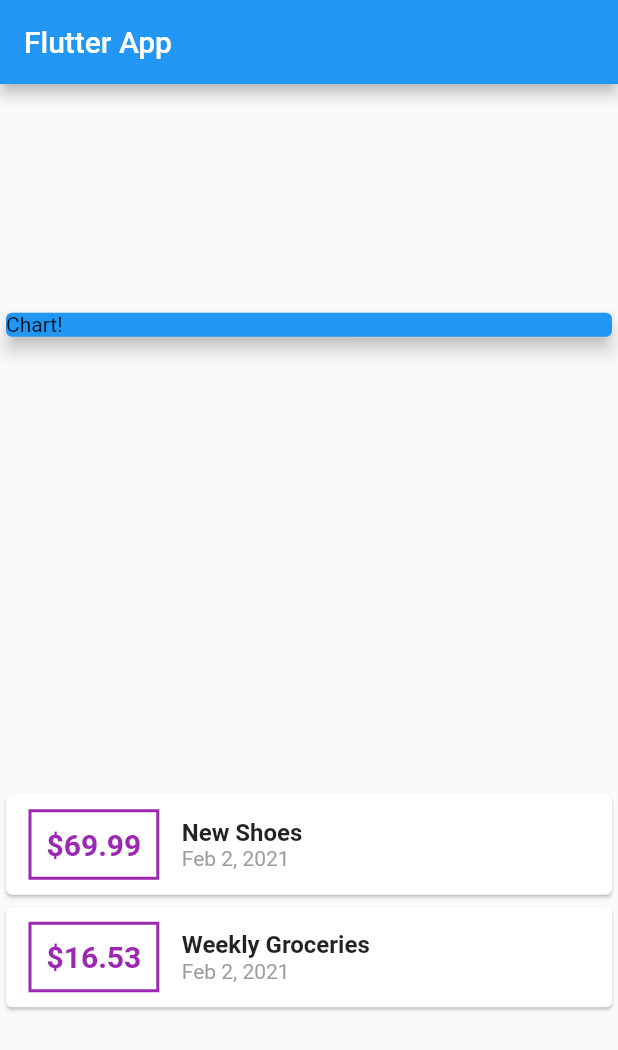
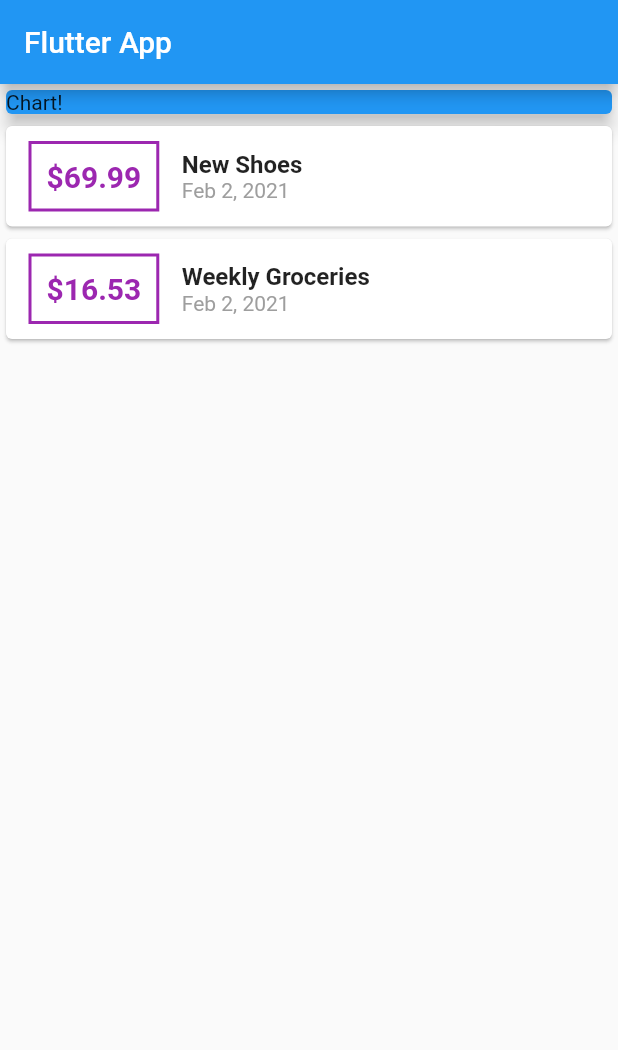
Before and after one commit to a7md0/FlutterPersonalExpenses, a Flutter app: the screen it shows after launch, on a phone screen of 412 x 824 dp. Shown: the top 1050 px of the screen. Run offline on Flutter 3.47's test engine with Material 2 defaults, Android fonts, the phone set to English and light mode, and no system bars.

Commit message:
Remove whitespace

```diff
--- a/lib/main.dart
+++ b/lib/main.dart
@@ -38,7 +38,7 @@ class MyHomePage extends StatelessWidget {
         title: Text('Flutter App'),
       ),
       body: Column(
-        mainAxisAlignment: MainAxisAlignment.spaceAround,
+        // mainAxisAlignment: MainAxisAlignment.start,
         crossAxisAlignment: CrossAxisAlignment.stretch,
         children: [
           Container(
```
